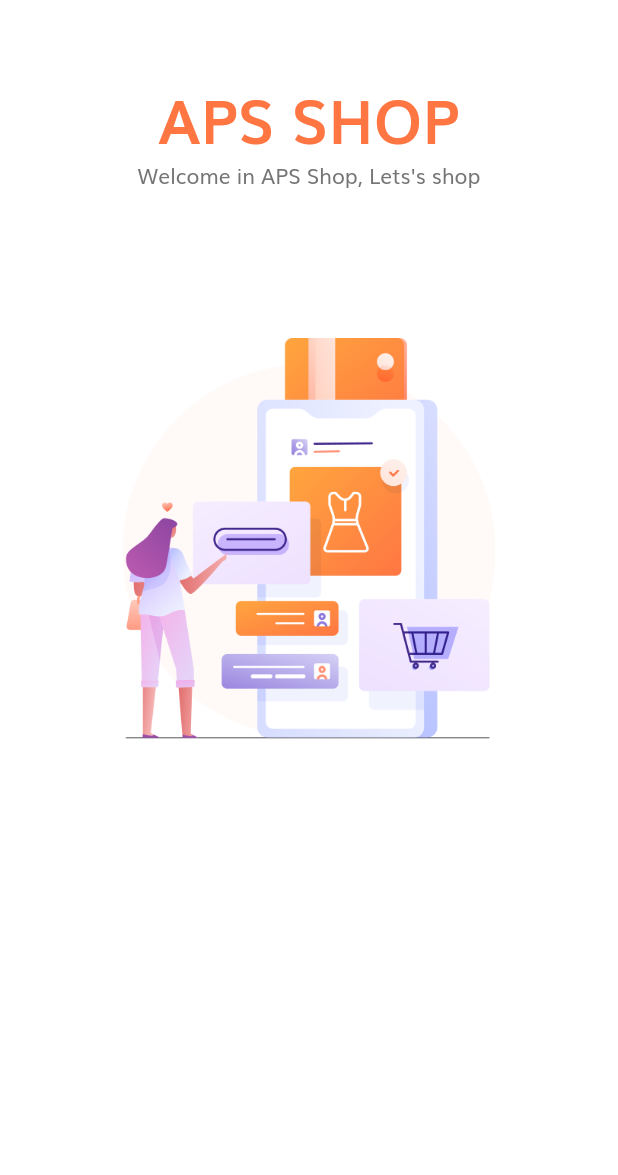
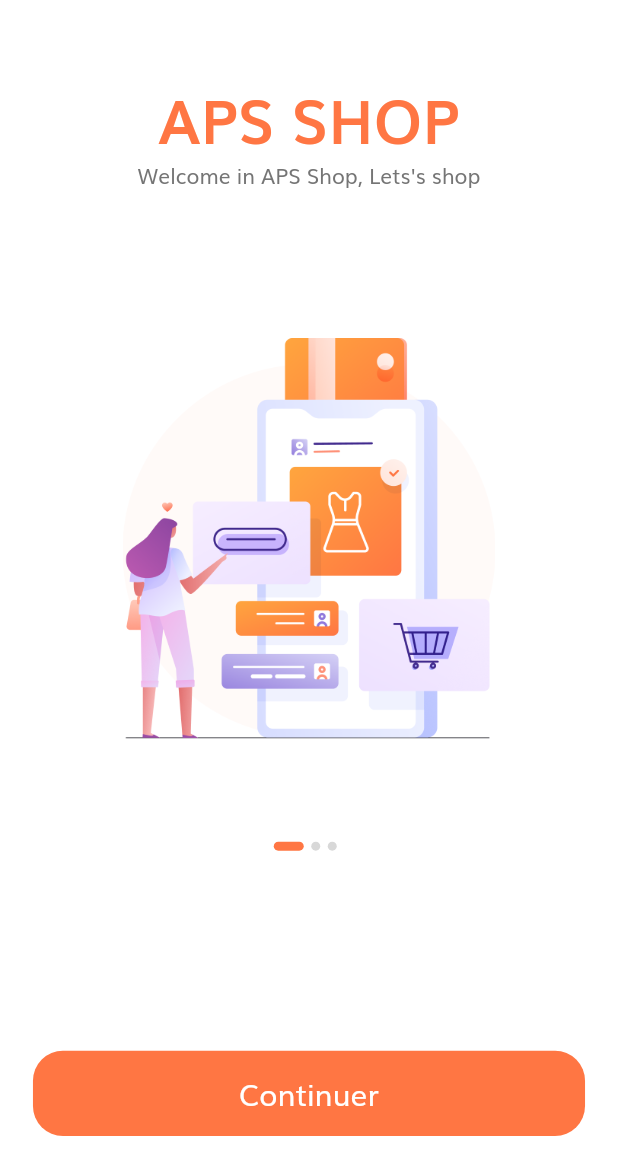
Before and after one commit to Parfait18/E-Commerce-App-Flutter-UI, a Flutter app: the screen it shows after launch, on a phone screen of 412 x 824 dp. Shown: the top 1175 px of the screen. Run offline on Flutter 3.47's test engine with Material 2 defaults, Android fonts, the phone set to English and light mode, and no system bars.

Commit message:
solving splash screen

```diff
--- a/lib/sreens/splash/components/body.dart
+++ b/lib/sreens/splash/components/body.dart
@@ -1,5 +1,6 @@
 import 'package:flutter/material.dart';
 import 'package:shop_app/size_config.dart';
+import 'package:shop_app/sreens/splash/components/splash_content.dart';
 
 import '../../../constants.dart';
 
@@ -11,6 +12,7 @@ class Body extends StatefulWidget {
 }
 
 class _BodyState extends State<Body> {
+  int currentPage = 0;
   List<Map<String,String>> splashData= [
     {
       "text": "Welcome in APS Shop, Lets's shop",
@@ -34,41 +36,79 @@ class _BodyState extends State<Body> {
           children: <Widget>[
             Expanded(
                 flex: 3,
+                child:PageView.builder(
+                  onPageChanged: (value){
+                    setState(() {
+                      currentPage=value;
+                    });
+
+                  },
+                    itemCount: splashData.length,
+                    itemBuilder: (
+                        context,index)=>SplashContent(
+                          text: splashData[index].values.first,
+                        image: splashData[index].values.last))
+            ),
+            Expanded(
+                flex:2,
+                child: Padding(
+                  padding: EdgeInsets.symmetric(horizontal: getProportionateScreenWidth(20)),
                   child: Column(
                     children: <Widget>[
                       Spacer(),
-                      Text("APS SHOP",
-                        style: TextStyle(
-                            fontSize: getProportionateScreenWidth(36),
-                            color: cPrimaryColor,
-                            fontWeight: FontWeight.bold
-                        ),),
-                      Text("Welcome in APS Shop, Lets's shop"),
-                      Spacer(flex: 2),
-                      Image.asset(
-                        "assets/images/splash_1.png",
-                        height: getProportionateScreenHeight(265),
-                        width: getProportionateScreenWidth(235),
+                     Row(
+                       children: List.generate(splashData.length, (index) => BuildDot(index)),
+                       mainAxisAlignment: MainAxisAlignment.center,
+                     ),
+                      Spacer(flex: 2,),
+                      DefaultButton(
+                        text: "Continuer",
+                      press: (){},),
+                      Spacer(),
+                    ],
+                  ),
                 )
-                    ]
             )
-            ),
-            Expanded(
-                flex:2,
-                child: SizedBox())
           ],
         ),
       ),
     );
   }
-}
- class SplashContent extends StatelessWidget {
-   const SplashContent({Key? key, required this.text, required this.image}) : super(key: key);
-   final String text,image;
 
 
+ AnimatedContainer BuildDot(int index){
+    return AnimatedContainer(
+      duration: cAnimationDuration,
+        margin: EdgeInsets.only(right: 5),
+        height: 6,
+        width: currentPage == index ? 20:6 ,
+        decoration: BoxDecoration(
+            color: currentPage == index ? cPrimaryColor : Color(0xFFD8D8D8),
+            borderRadius: BorderRadius.circular(3)
+        )
+
+    );
+  }
+
+}
+
+
+
+class DefaultButton extends StatelessWidget {
+  const DefaultButton({Key? key, required this.text, required this.press}) : super(key: key);
+final String text;
+  final void Function() press;
   @override
   Widget build(BuildContext context) {
-     return Column();
+    return  SizedBox(
+      width: double.infinity,
+      height: getProportionateScreenHeight(56),
+      child: FlatButton(
+          color: cPrimaryColor,
+          shape: RoundedRectangleBorder(borderRadius: BorderRadius.circular(20)),
+          onPressed: press,
+          child: Text(text,style: TextStyle(fontSize:getProportionateScreenWidth(18),color: Colors.white),)
+      ),
+    );
   }
 }
--- /dev/null
+++ b/lib/sreens/splash/components/splash_content.dart
@@ -0,0 +1,33 @@
+import 'package:flutter/material.dart';
+
+import '../../../constants.dart';
+import '../../../size_config.dart';
+class SplashContent extends StatelessWidget {
+  const SplashContent({Key? key, required this.text, required this.image}) : super(key: key);
+  final String text,image;
+
+
+  @override
+  Widget build(BuildContext context) {
+    return  Column(
+        children: <Widget>[
+          Spacer(),
+          Text("APS SHOP",
+            style: TextStyle(
+                fontSize: getProportionateScreenWidth(36),
+                color: cPrimaryColor,
+                fontWeight: FontWeight.bold
+            ),),
+          Text(
+            text,
+            textAlign: TextAlign.center,),
+          Spacer(flex: 2),
+          Image.asset(
+            image,
+            height: getProportionateScreenHeight(265),
+            width: getProportionateScreenWidth(235),
+          )
+        ]
+    );
+  }
+}
```
Also changed, not shown: lib/components/default_button.dart (added). Lines whose indentation alone changed are shown as unchanged.
